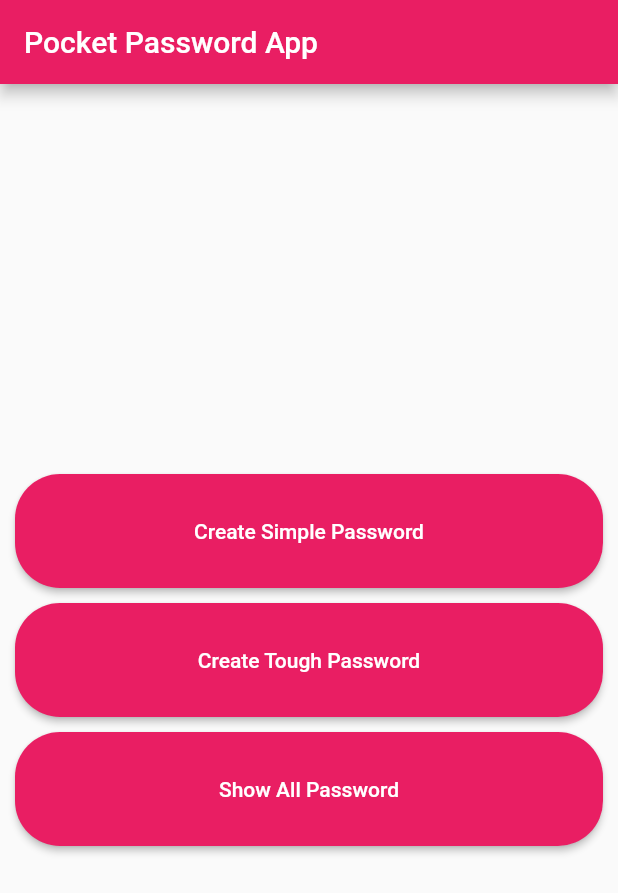
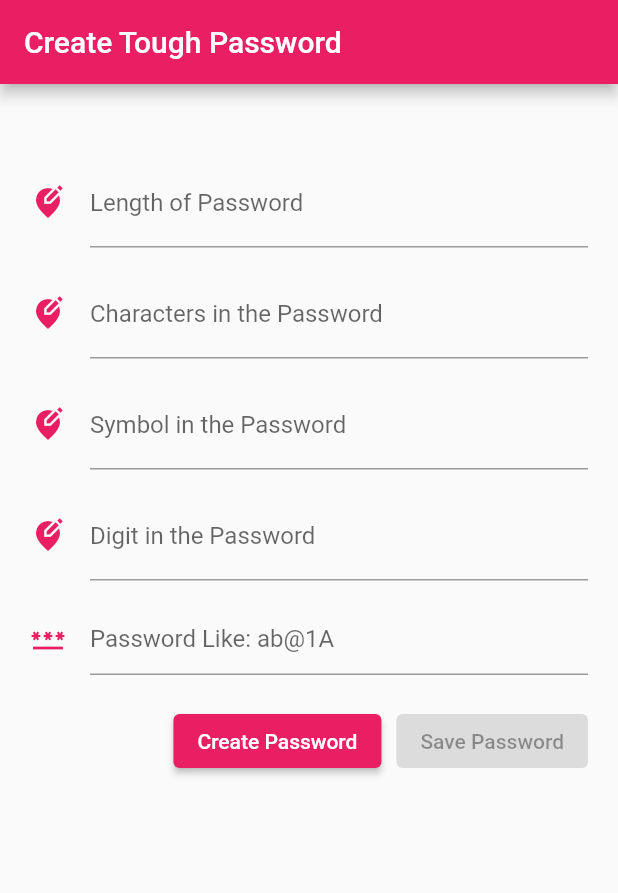
Before and after one commit to sohailsabir/FA19-BCS-016, a Flutter app: the screen it shows after launch, on a phone screen of 412 x 824 dp. Shown: the top 893 px of the screen. Run offline on Flutter 3.47's test engine with Material 2 defaults, Android fonts, the phone set to English and light mode, and no system bars; our stand-ins replace audioplayers, cloud_firestore, firebase_core, firebase_database, flutter_colorpicker, flutter_spinkit and 2 more; missing offline and left inert: dialog_alert, flutter_animated_button, splash_screen_view; accounts and stored records are empty.

Commit message:
Create Tough Password Screen

```diff
--- /dev/null
+++ b/lab_mid_pocket_password_diary/lib/UI/ToughPasswordScreen.dart
@@ -0,0 +1,148 @@
+import 'package:flutter/material.dart';
+
+class ToughPasswordScreen extends StatefulWidget {
+  const ToughPasswordScreen({Key? key}) : super(key: key);
+
+  @override
+  _ToughPasswordScreenState createState() => _ToughPasswordScreenState();
+}
+
+class _ToughPasswordScreenState extends State<ToughPasswordScreen> {
+  bool check=false;
+  @override
+  Widget build(BuildContext context) {
+    return Scaffold(
+      resizeToAvoidBottomInset: false,
+      appBar: AppBar(
+        title: Text("Create Tough Password"),
+        backgroundColor: Colors.pink,
+      ),
+      body:  Container(
+        padding: EdgeInsets.fromLTRB(20, 50, 20, 20),
+        child: Column(
+          children: [
+            TextField(
+              keyboardType: TextInputType.number,
+              decoration: InputDecoration(
+                labelText: "Length of Password",
+                focusedBorder:OutlineInputBorder(
+                  borderSide: const BorderSide(color: Colors.pink, width: 2.0),
+                  borderRadius: BorderRadius.circular(25.0),
+                ),
+                  icon: Icon(
+                    Icons.edit_location_sharp,
+                    color: Colors.pink,
+                  )
+
+              ),
+            ),
+            SizedBox(
+              height: 15.0,
+            ),
+            TextField(
+              keyboardType: TextInputType.number,
+              decoration: InputDecoration(
+                labelText: "Characters in the Password",
+                focusedBorder:OutlineInputBorder(
+                  borderSide: const BorderSide(color: Colors.pink, width: 2.0),
+                  borderRadius: BorderRadius.circular(25.0),
+                ),
+                  icon: Icon(
+                    Icons.edit_location_sharp,
+                    color: Colors.pink,
+                  )
+
+              ),
+            ),
+            SizedBox(
+              height: 15.0,
+            ),
+            TextField(
+              keyboardType: TextInputType.number,
+              decoration: InputDecoration(
+                labelText: "Symbol in the Password",
+                focusedBorder:OutlineInputBorder(
+                  borderSide: const BorderSide(color: Colors.pink, width: 2.0),
+                  borderRadius: BorderRadius.circular(25.0),
+                ),
+                  icon: Icon(
+                    Icons.edit_location_sharp,
+                    color: Colors.pink,
+                  )
+
+              ),
+            ),
+            SizedBox(
+              height: 15.0,
+            ),
+            TextField(
+              keyboardType: TextInputType.number,
+              decoration: InputDecoration(
+                labelText: "Digit in the Password",
+                focusedBorder:OutlineInputBorder(
+                  borderSide: const BorderSide(color: Colors.pink, width: 2.0),
+                  borderRadius: BorderRadius.circular(25.0),
+                ),
+                  icon: Icon(
+                    Icons.edit_location_sharp,
+                    color: Colors.pink,
+                  )
+
+              ),
+            ),
+            SizedBox(
+              height: 15.0,
+            ),
+            TextField(
+              readOnly: true,
+              decoration: InputDecoration(
+                  focusedBorder:OutlineInputBorder(
+                    borderSide: const BorderSide(color: Colors.pink, width: 2.0),
+                    borderRadius: BorderRadius.circular(25.0),
+                  ),
+                  hintText: "Password Like: ab@1A",
+                  icon: Icon(
+                    Icons.password,
+                    color: Colors.pink,
+                  )
+              ),
+            ),
+
+            SizedBox(
+              height: 20.0,
+            ),
+            Row(
+              mainAxisAlignment: MainAxisAlignment.end,
+              children: [
+                ElevatedButton(
+                  onPressed: (){
+                    setState(() {
+                      check=true;
+                    });
+
+
+                  },
+                  child: Text("Create Password"),
+                  style: ElevatedButton.styleFrom(
+                    primary: Colors.pink,
+                  ),
+                ),
+                SizedBox(
+                  width: 10.0,
+                ),
+                ElevatedButton(
+                  onPressed: check==false?null:(){},
+                  child: Text("Save Password"),
+                  style: ElevatedButton.styleFrom(
+                    primary: Colors.pink,
+
+                  ),
+                ),
+              ],
+            ),
+          ],
+        ),
+      ),
+    );
+  }
+}
--- a/lab_mid_pocket_password_diary/lib/main.dart
+++ b/lab_mid_pocket_password_diary/lib/main.dart
@@ -1,4 +1,5 @@
 import 'package:flutter/material.dart';
+import 'package:lab_mid_pocket_password_diary/UI/ToughPasswordScreen.dart';
 import 'package:lab_mid_pocket_password_diary/UI/ViewPassword.dart';
 import 'package:lab_mid_pocket_password_diary/UI/simplePasswordScreen.dart';
 import 'package:cloud_firestore/cloud_firestore.dart';
@@ -18,7 +19,7 @@ class PasswordApp extends StatelessWidget {
     return MaterialApp(
       debugShowCheckedModeBanner: false,
       title: "Pocket Password App",
-      home: DashBoard(),
+      home: ToughPasswordScreen(),
     );
   }
 }
```
